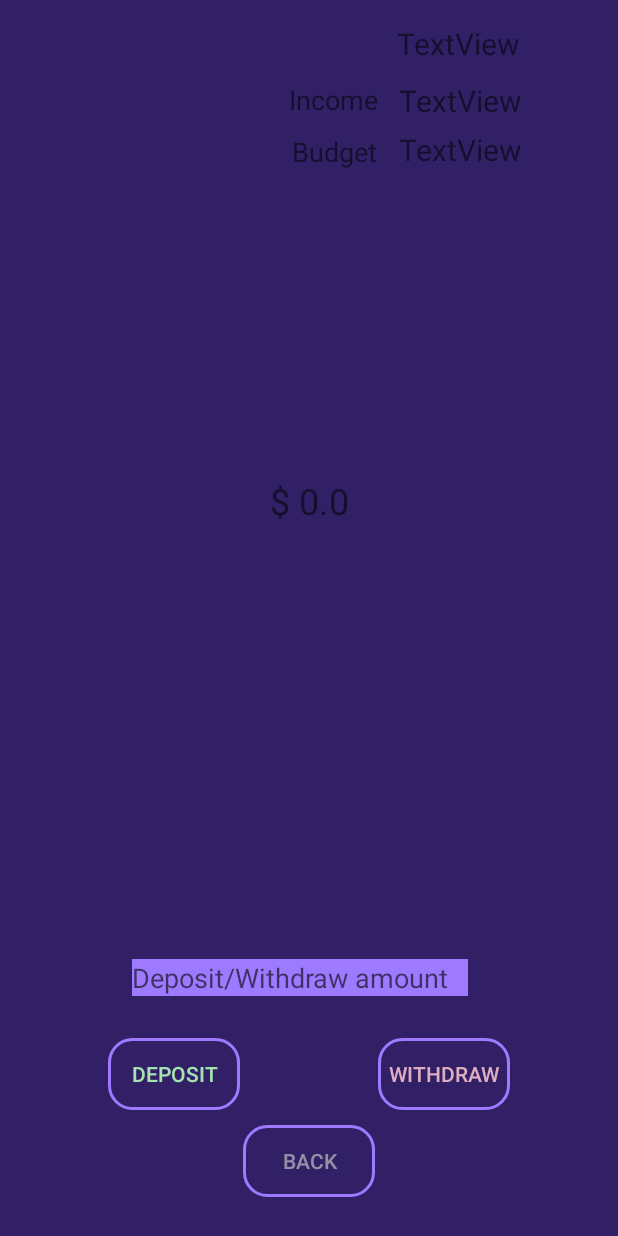
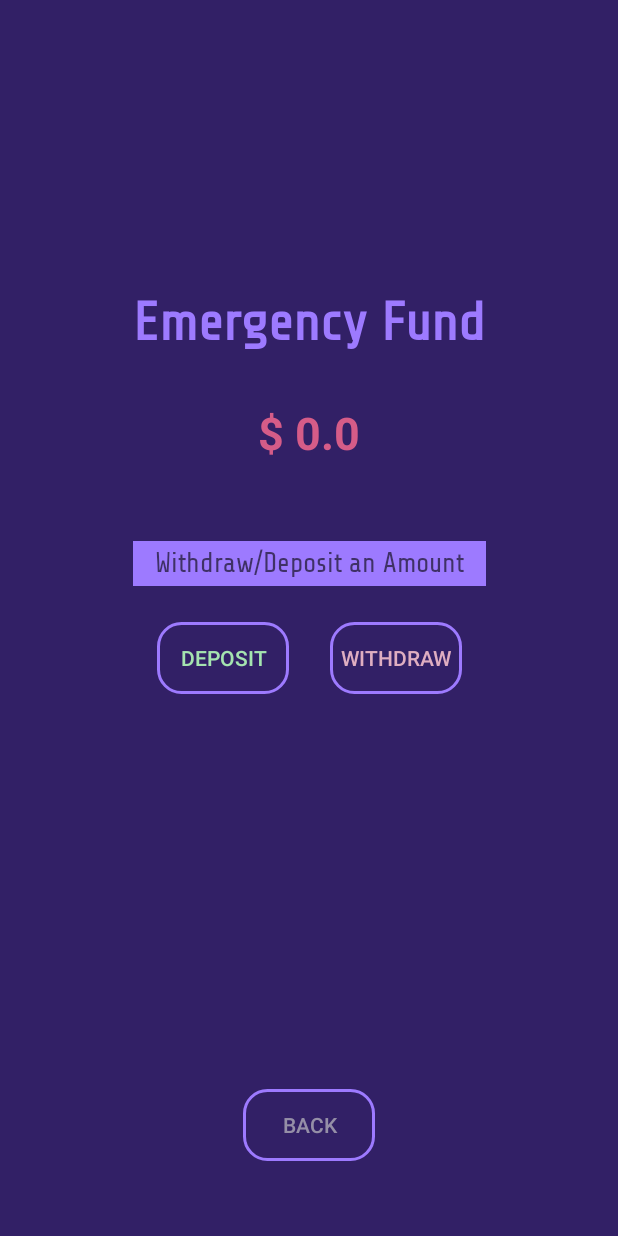
Before and after one commit to KK10127/BudgetBird, an Android app: the EmergencyFund screen opened directly, with no data from a screen before it, on a phone screen of 412 x 824 dp. Run offline under Robolectric (Android 15) with nearby library versions, the light colour scheme and no system bars; 1 statement that could not run was skipped.

Commit message:
emergency fund xml update

```diff
--- a/app/src/main/java/edu/miracosta/financialassistant/EmergencyFund.java
+++ b/app/src/main/java/edu/miracosta/financialassistant/EmergencyFund.java
@@ -7,6 +7,7 @@ import android.os.Bundle;
 import android.view.View;
 import android.widget.EditText;
 import android.widget.TextView;
+import android.widget.Toast;
 
 import java.text.NumberFormat;
 
@@ -57,11 +58,9 @@ public class EmergencyFund extends AppCompatActivity
         emergencyFundAmount = mAccount.getEmergencyFundAmount();
 
         //Placing all the account info into the Text Views
-        userNameTextView.setText(mAccount.getEmail());
-        monthlyIncomeTextView.setText(mCurrencyFormat.format(mAccount.getMonthlyIncome()));
-        budgetTextView.setText(mCurrencyFormat.format(mAccount.getBudget()));
         emergencyFundAmountTextView.setText("$ " + String.valueOf(emergencyFundAmount));
     }
+
 
 
 
@@ -92,6 +91,8 @@ public class EmergencyFund extends AppCompatActivity
 
         //Displays the new balance
         emergencyFundAmountTextView.setText(mCurrencyFormat.format(emergencyFund));
+
+        Toast.makeText(this, "Amount deposited successfully!", Toast.LENGTH_SHORT).show();
     }
 
     //Withdraws from the fund
@@ -114,9 +115,12 @@ public class EmergencyFund extends AppCompatActivity
 
         //Update model
         mAccount.setEmergencyFundAmount(emergencyFund);
+        amountEditText.setText("");
 
         //Displays the new balance
         emergencyFundAmountTextView.setText(mCurrencyFormat.format(emergencyFund));
+
+        Toast.makeText(this, "Amount withdrawn successfully!", Toast.LENGTH_SHORT).show();
     }
 
     //Returns to the main screen
--- a/app/src/main/res/layout/activity_emergency_fund.xml
+++ b/app/src/main/res/layout/activity_emergency_fund.xml
@@ -11,45 +11,47 @@
         android:id="@+id/EmergencyFundAmountTextView"
         android:layout_width="wrap_content"
         android:layout_height="wrap_content"
-        android:layout_marginStart="62dp"
-        android:layout_marginTop="204dp"
-        android:layout_marginEnd="62dp"
-        android:text="Will display amount in fund"
+        android:layout_marginStart="8dp"
+        android:layout_marginTop="32dp"
+        android:layout_marginEnd="8dp"
+        android:text="@string/zero"
         android:textAlignment="center"
-        android:textSize="24sp"
+        android:textColor="@color/emergencyFund"
+        android:textSize="30sp"
+        android:textStyle="bold"
         app:layout_constraintEnd_toEndOf="parent"
         app:layout_constraintStart_toStartOf="parent"
-        app:layout_constraintTop_toBottomOf="@+id/textView33" />
+        app:layout_constraintTop_toBottomOf="@+id/UserNameTextView" />
 
     <Button
         android:id="@+id/DepositButton"
         android:layout_width="wrap_content"
         android:layout_height="wrap_content"
-        android:layout_marginStart="72dp"
-        android:layout_marginBottom="84dp"
+        android:layout_marginStart="16dp"
+        android:layout_marginTop="24dp"
+        android:background="@drawable/button_bg_rounded_corners"
         android:onClick="addDeposit"
         android:text="@string/deposit"
         android:textColor="@color/pastelGreen"
-        android:background="@drawable/button_bg_rounded_corners"
-        app:layout_constraintBottom_toBottomOf="parent"
-        app:layout_constraintStart_toStartOf="parent" />
+        app:layout_constraintStart_toStartOf="@+id/amountEditTextSF"
+        app:layout_constraintTop_toBottomOf="@+id/amountEditTextSF" />
 
     <EditText
         android:id="@+id/amountEditTextSF"
-        android:layout_width="224dp"
-        android:layout_height="wrap_content"
-        android:layout_marginStart="98dp"
-        android:layout_marginEnd="100dp"
-        android:layout_marginBottom="28dp"
+        android:layout_width="0dp"
+        android:layout_height="30dp"
+        android:layout_marginTop="52dp"
+        android:background="@color/ternaryColor"
         android:ems="10"
-        android:hint="@string/with_dep_hint"
+        android:fontFamily="@font/share_tech"
+        android:hint="@string/change_value_hint"
         android:inputType="textPersonName"
+        android:textAlignment="center"
         android:textColor="@color/lighterGray"
-        android:background="@color/ternaryColor"
-        app:layout_constraintBottom_toTopOf="@+id/DepositButton"
-        app:layout_constraintEnd_toEndOf="parent"
-        app:layout_constraintHorizontal_bias="1.0"
-        app:layout_constraintStart_toStartOf="parent" />
+        app:layout_constraintEnd_toEndOf="@+id/UserNameTextView"
+        app:layout_constraintHorizontal_bias="0.0"
+        app:layout_constraintStart_toStartOf="@+id/UserNameTextView"
+        app:layout_constraintTop_toBottomOf="@+id/EmergencyFundAmountTextView" />
 
     <Button
         android:id="@+id/BackButton"
@@ -57,98 +59,46 @@
         android:layout_height="wrap_content"
         android:layout_marginStart="8dp"
         android:layout_marginEnd="8dp"
-        android:layout_marginBottom="16dp"
+        android:layout_marginBottom="50dp"
+        android:background="@drawable/button_bg_rounded_corners"
         android:onClick="back"
         android:text="@string/back"
         android:textColor="@color/lightGray"
-        android:background="@drawable/button_bg_rounded_corners"
         app:layout_constraintBottom_toBottomOf="parent"
         app:layout_constraintEnd_toEndOf="parent"
-        app:layout_constraintStart_toStartOf="parent"
-        app:layout_constraintTop_toBottomOf="@+id/DepositButton" />
+        app:layout_constraintStart_toStartOf="parent" />
 
     <Button
         android:id="@+id/WithdrawButton"
         android:layout_width="wrap_content"
         android:layout_height="wrap_content"
-        android:layout_marginTop="28dp"
-        android:layout_marginEnd="72dp"
-        android:layout_marginBottom="84dp"
+        android:layout_marginTop="24dp"
+        android:layout_marginEnd="16dp"
+        android:background="@drawable/button_bg_rounded_corners"
         android:onClick="withdraw"
         android:text="@string/withdraw"
         android:textColor="@color/pastelRED"
-        android:background="@drawable/button_bg_rounded_corners"
-        app:layout_constraintBottom_toBottomOf="parent"
-        app:layout_constraintEnd_toEndOf="parent"
-        app:layout_constraintTop_toBottomOf="@id/amountEditTextSF" />
-
-    <TextView
-        android:id="@+id/textView34"
-        android:layout_width="wrap_content"
-        android:layout_height="wrap_content"
-        android:layout_marginStart="192dp"
-        android:layout_marginTop="54dp"
-        android:layout_marginEnd="14dp"
-        android:text="@string/income"
-        android:textSize="18sp"
-        app:layout_constraintEnd_toStartOf="@+id/MonthlyIncomeTextView"
-        app:layout_constraintStart_toStartOf="parent"
-        app:layout_constraintTop_toTopOf="parent" />
-
-    <TextView
-        android:id="@+id/textView33"
-        android:layout_width="wrap_content"
-        android:layout_height="wrap_content"
-        android:layout_marginStart="193dp"
-        android:layout_marginTop="10dp"
-        android:layout_marginEnd="14dp"
-        android:text="@string/budget"
-        android:textSize="18sp"
-        app:layout_constraintEnd_toStartOf="@+id/BudgetTextView"
-        app:layout_constraintStart_toStartOf="parent"
-        app:layout_constraintTop_toBottomOf="@+id/textView34" />
+        app:layout_constraintEnd_toEndOf="@+id/amountEditTextSF"
+        app:layout_constraintTop_toBottomOf="@+id/amountEditTextSF" />
 
     <TextView
         android:id="@+id/UserNameTextView"
         android:layout_width="wrap_content"
         android:layout_height="wrap_content"
-        android:layout_marginTop="15dp"
-        android:layout_marginEnd="65dp"
-        android:layout_marginBottom="5dp"
-        android:text="TextView"
-        android:textSize="20sp"
-        app:layout_constraintBottom_toTopOf="@+id/MonthlyIncomeTextView"
+        android:layout_marginStart="8dp"
+        android:layout_marginTop="84dp"
+        android:layout_marginEnd="8dp"
+        android:layout_marginBottom="8dp"
+        android:fontFamily="@font/share_tech"
+        android:text="@string/emergency_fund"
+        android:textColor="@color/ternaryColor"
+        android:textSize="36sp"
+        android:textStyle="bold"
+        app:layout_constraintBottom_toBottomOf="parent"
         app:layout_constraintEnd_toEndOf="parent"
+        app:layout_constraintStart_toStartOf="parent"
         app:layout_constraintTop_toTopOf="parent"
+        app:layout_constraintVertical_bias="0.16000003"
         app:layout_constraintVertical_chainStyle="packed" />
 
-    <TextView
-        android:id="@+id/MonthlyIncomeTextView"
-        android:layout_width="wrap_content"
-        android:layout_height="wrap_content"
-        android:layout_marginTop="5dp"
-        android:layout_marginEnd="64dp"
-        android:layout_marginBottom="5dp"
-        android:text="TextView"
-        android:textAlignment="center"
-        android:textSize="20sp"
-        app:layout_constraintBottom_toTopOf="@+id/BudgetTextView"
-        app:layout_constraintEnd_toEndOf="parent"
-        app:layout_constraintTop_toBottomOf="@+id/UserNameTextView"
-        app:layout_constraintVertical_bias="1.0" />
-
-    <TextView
-        android:id="@+id/BudgetTextView"
-        android:layout_width="wrap_content"
-        android:layout_height="wrap_content"
-        android:layout_marginTop="5dp"
-        android:layout_marginEnd="64dp"
-        android:layout_marginBottom="200dp"
-        android:text="TextView"
-        android:textAlignment="center"
-        android:textSize="20sp"
-        app:layout_constraintBottom_toTopOf="@+id/FundTotalTextView"
-        app:layout_constraintEnd_toEndOf="parent"
-        app:layout_constraintTop_toBottomOf="@+id/MonthlyIncomeTextView"
-        app:layout_constraintVertical_bias="1.0" />
 </android.support.constraint.ConstraintLayout>
--- a/app/src/main/res/values/strings.xml
+++ b/app/src/main/res/values/strings.xml
@@ -171,4 +171,5 @@ certificates of deposit, real estate investment trusts (via REITs), treasuries,
     <string name="add">Add</string>
     <string name="new_day">New Day</string>
     <string name="sdflc">Find Directions to the SDFLC!</string>
+    <string name="change_value_hint">Withdraw/Deposit an Amount</string>
 </resources>
```
